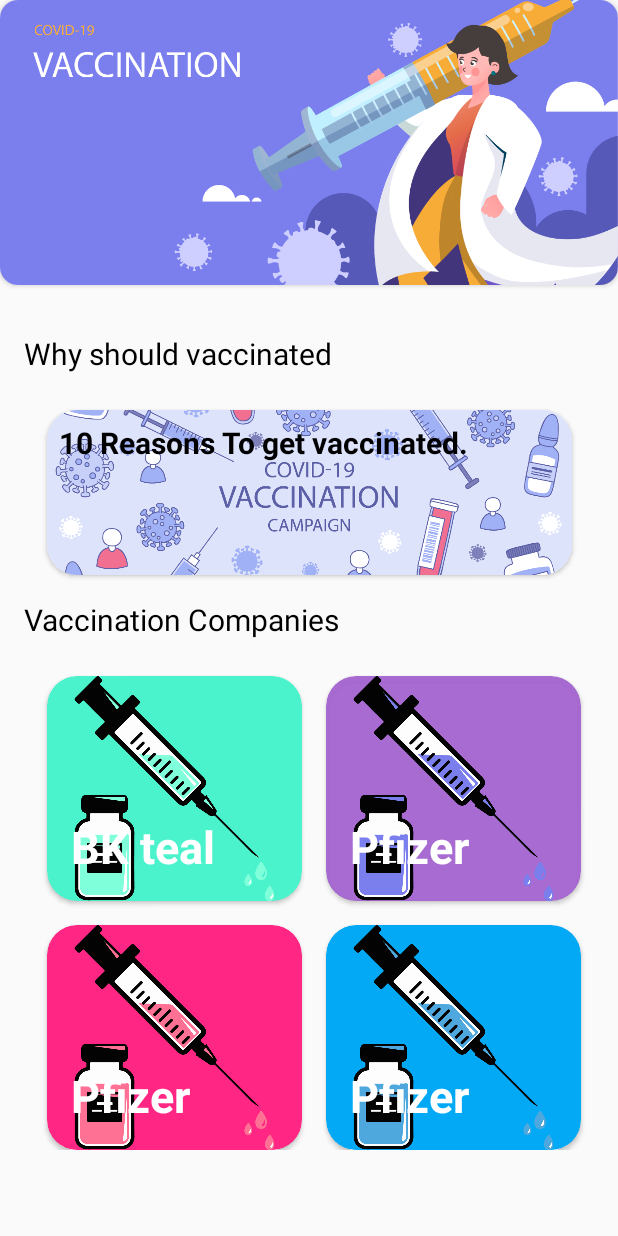
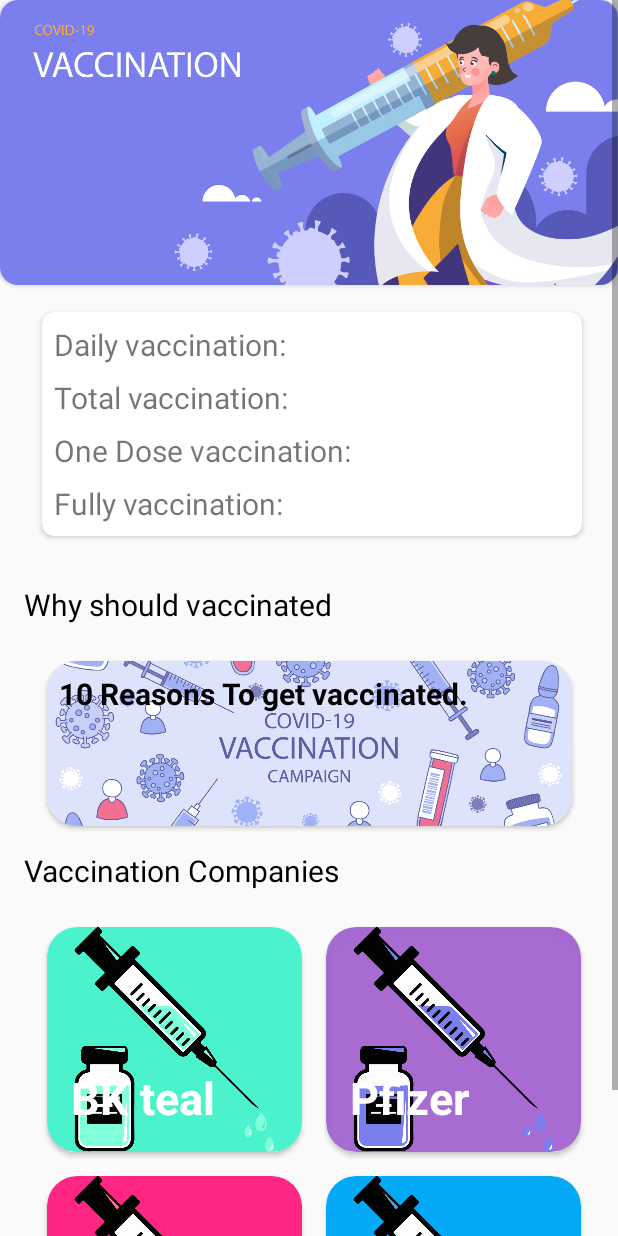
Before and after one commit to wesamnabeel99/covidvax, an Android app: the fragment HomeFragment shown on its own in the app's theme, on a phone screen of 412 x 824 dp. Run offline under Robolectric (Android 15) with nearby library versions, the light colour scheme and no system bars; network calls fail.

Commit message:
Improve Ui

```diff
--- a/app/src/main/java/com/example/covidvax/ui/HomeFragment.kt
+++ b/app/src/main/java/com/example/covidvax/ui/HomeFragment.kt
@@ -18,7 +18,6 @@
     override fun addCallbacks() {
         val world = DataManager.worldStatistics()
         bindDay(world!!)
-
     }
 
 
@@ -30,7 +29,7 @@
      */
     private fun bindDay (day:VaccineData) {
         binding?.apply {
-//            fullyVaccinated.text = day.totalPeopleVaccinated.toString() + "\n" + day.oneDoseVaccinated.toString() + "\n" + day.twoDoseVaccinated.toString()
+
 
         }
     }
--- a/app/src/main/res/layout/fragment_data.xml
+++ b/app/src/main/res/layout/fragment_data.xml
@@ -6,7 +6,7 @@
     android:layout_height="match_parent">
 
     <TextView
-        android:id="@+id/textView"
+        android:id="@+id/reasons_to_vaccinate_txtview"
         android:layout_width="wrap_content"
         android:layout_height="wrap_content"
         android:fontFamily="@font/tajawalbold"
@@ -21,9 +21,9 @@
         android:layout_width="32dp"
         android:layout_height="32dp"
         android:src="@drawable/ic_baseline_keyboard_arrow_right_24"
-        app:layout_constraintBottom_toBottomOf="@+id/textView"
+        app:layout_constraintBottom_toBottomOf="@+id/reasons_to_vaccinate_txtview"
         app:layout_constraintEnd_toEndOf="parent"
-        app:layout_constraintTop_toTopOf="@+id/textView" />
+        app:layout_constraintTop_toTopOf="@+id/reasons_to_vaccinate_txtview" />
 
     <ImageView
         android:id="@+id/imageView3"
@@ -31,9 +31,9 @@
         android:layout_height="32dp"
         android:rotation="180"
         android:src="@drawable/ic_baseline_keyboard_arrow_right_24"
-        app:layout_constraintBottom_toBottomOf="@+id/textView"
+        app:layout_constraintBottom_toBottomOf="@+id/reasons_to_vaccinate_txtview"
         app:layout_constraintStart_toStartOf="parent"
-        app:layout_constraintTop_toTopOf="@+id/textView" />
+        app:layout_constraintTop_toTopOf="@+id/reasons_to_vaccinate_txtview" />
 
     <TextView
         android:id="@+id/textView2"
@@ -44,7 +44,7 @@
         android:text="Iraq"
         app:layout_constraintEnd_toEndOf="parent"
         app:layout_constraintStart_toStartOf="parent"
-        app:layout_constraintTop_toBottomOf="@+id/textView" />
+        app:layout_constraintTop_toBottomOf="@+id/reasons_to_vaccinate_txtview" />
 
     <ImageView
         android:id="@+id/imageView2"
--- a/app/src/main/res/layout/fragment_home.xml
+++ b/app/src/main/res/layout/fragment_home.xml
@@ -9,17 +9,15 @@
         android:layout_width="match_parent"
         android:layout_height="match_parent"
         android:orientation="vertical">
+
         <androidx.constraintlayout.widget.ConstraintLayout
-
             android:layout_width="match_parent"
             android:layout_height="match_parent"
             android:gravity="center"
-            android:orientation="vertical"
-
-            tools:ignore="MissingConstraints">
+            android:orientation="vertical">
 
             <androidx.cardview.widget.CardView
-                android:id="@+id/textView8"
+                android:id="@+id/home_fragment_first_cardView"
                 android:layout_width="match_parent"
                 android:layout_height="190dp"
                 android:gravity="center"
@@ -29,26 +27,91 @@
                 android:textStyle="bold"
                 app:cardCornerRadius="12dp"
                 app:layout_constraintEnd_toEndOf="parent"
-                app:layout_constraintHorizontal_bias="0.0"
                 app:layout_constraintStart_toStartOf="parent"
                 app:layout_constraintTop_toTopOf="parent">
 
-                <androidx.constraintlayout.widget.ConstraintLayout
-                    android:layout_width="wrap_content"
-                    android:layout_height="wrap_content">
 
                     <ImageView
+                        android:id="@+id/home_fragment_background"
                         android:layout_width="wrap_content"
                         android:layout_height="wrap_content"
                         android:scaleType="centerCrop"
+                        app:layout_constraintEnd_toEndOf="parent"
+                        app:layout_constraintHorizontal_bias="0.0"
+                        app:layout_constraintStart_toStartOf="parent"
+                        app:layout_constraintTop_toTopOf="parent"
                         app:srcCompat="@drawable/vaccination_background" />
+            </androidx.cardview.widget.CardView>
 
+            <androidx.cardview.widget.CardView
+                android:id="@+id/data_view"
+                android:layout_width="match_parent"
+                android:layout_height="wrap_content"
+                android:layout_marginStart="28dp"
+                android:layout_marginTop="18dp"
+                android:layout_marginEnd="24dp"
+                app:cardCornerRadius="8dp"
+                android:padding="16dp"
+                app:layout_constraintEnd_toEndOf="parent"
+                app:layout_constraintStart_toStartOf="@id/reasons_to_vaccinate"
+                app:layout_constraintTop_toBottomOf="@id/home_fragment_first_cardView">
+
+                <androidx.constraintlayout.widget.ConstraintLayout
+                    android:layout_width="match_parent"
+                    android:layout_height="wrap_content"
+                    android:padding="8dp">
+
+                    <TextView
+                        android:id="@+id/first_data_view"
+                        android:layout_width="match_parent"
+                        android:layout_height="wrap_content"
+                        android:textSize="20sp"
+                        android:text="Daily vaccination: "
+                        app:layout_constraintTop_toTopOf="parent"
+                        app:layout_constraintStart_toStartOf="parent"
+                        app:layout_constraintEnd_toEndOf="parent"
+                        />
+
+                    <TextView
+                        android:id="@+id/second_data_view"
+                        android:layout_width="match_parent"
+                        android:layout_height="wrap_content"
+                        android:textSize="20sp"
+                        android:text="Total vaccination: "
+                        android:layout_marginTop="8dp"
+                        app:layout_constraintTop_toBottomOf="@id/first_data_view"
+                        app:layout_constraintStart_toStartOf="parent"
+                        app:layout_constraintEnd_toEndOf="parent"
+                        />
+
+                    <TextView
+                        android:id="@+id/third_data_view"
+                        android:layout_width="match_parent"
+                        android:layout_height="wrap_content"
+                        android:textSize="20sp"
+                        android:text="One Dose vaccination: "
+                        android:layout_marginTop="8dp"
+                        app:layout_constraintTop_toBottomOf="@id/second_data_view"
+                        app:layout_constraintStart_toStartOf="parent"
+                        app:layout_constraintEnd_toEndOf="parent"
+                        />
+                    <TextView
+                        android:id="@+id/forth_data_view"
+                        android:layout_width="match_parent"
+                        android:layout_height="wrap_content"
+                        android:textSize="20sp"
+                        android:text="Fully vaccination: "
+                        android:layout_marginTop="8dp"
+                        app:layout_constraintTop_toBottomOf="@id/third_data_view"
+                        app:layout_constraintStart_toStartOf="parent"
+                        app:layout_constraintEnd_toEndOf="parent"
+                        />
                 </androidx.constraintlayout.widget.ConstraintLayout>
 
             </androidx.cardview.widget.CardView>
 
             <TextView
-                android:id="@+id/textView"
+                android:id="@+id/reasons_to_vaccinate_txtview"
                 android:layout_width="match_parent"
                 android:layout_height="wrap_content"
                 android:layout_marginStart="16dp"
@@ -56,19 +119,19 @@
                 android:text="Why should vaccinated"
                 android:textColor="@color/black"
                 android:textSize="20sp"
-                app:layout_constraintStart_toStartOf="@+id/textView8"
-                app:layout_constraintTop_toBottomOf="@+id/textView8" />
+                app:layout_constraintStart_toStartOf="@+id/home_fragment_first_cardView"
+                app:layout_constraintTop_toBottomOf="@+id/data_view" />
 
             <androidx.cardview.widget.CardView
-                android:id="@+id/cardView1"
+                android:id="@+id/reasons_to_vaccinate"
                 android:layout_width="350dp"
                 android:layout_height="110dp"
                 android:layout_marginTop="24dp"
                 android:layout_marginEnd="16dp"
                 app:cardCornerRadius="20dp"
                 app:layout_constraintEnd_toEndOf="parent"
-                app:layout_constraintStart_toStartOf="@+id/textView"
-                app:layout_constraintTop_toBottomOf="@+id/textView">
+                app:layout_constraintStart_toStartOf="@+id/reasons_to_vaccinate_txtview"
+                app:layout_constraintTop_toBottomOf="@+id/reasons_to_vaccinate_txtview">
 
                 <androidx.constraintlayout.widget.ConstraintLayout
                     android:layout_width="match_parent"
@@ -79,7 +142,6 @@
                         android:layout_height="match_parent"
                         android:scaleType="centerCrop"
                         app:srcCompat="@drawable/reasons_to_get_vaccinate"
-
                         app:layout_constraintBottom_toBottomOf="parent"
                         app:layout_constraintEnd_toEndOf="parent"
                         app:layout_constraintStart_toStartOf="parent"
@@ -110,8 +172,8 @@
                 android:text="Vaccination Companies"
                 android:textColor="@color/black"
                 android:textSize="20sp"
-                app:layout_constraintStart_toStartOf="@+id/cardView1"
-                app:layout_constraintTop_toBottomOf="@+id/cardView1" />
+                app:layout_constraintStart_toStartOf="@+id/reasons_to_vaccinate"
+                app:layout_constraintTop_toBottomOf="@+id/reasons_to_vaccinate" />
 
             <androidx.cardview.widget.CardView
                 android:id="@+id/cardView4"
@@ -120,7 +182,7 @@
                 android:layout_marginTop="24dp"
                 app:cardBackgroundColor="#4AF3CB"
                 app:cardCornerRadius="20dp"
-                app:layout_constraintStart_toStartOf="@+id/cardView1"
+                app:layout_constraintStart_toStartOf="@+id/reasons_to_vaccinate"
                 app:layout_constraintTop_toBottomOf="@+id/textView2">
 
                 <androidx.constraintlayout.widget.ConstraintLayout
@@ -232,7 +294,6 @@
                         android:textStyle="bold"
                         app:layout_constraintBottom_toBottomOf="parent"
                         app:layout_constraintStart_toStartOf="parent" />
-
                 </androidx.constraintlayout.widget.ConstraintLayout>
 
             </androidx.cardview.widget.CardView>
@@ -276,7 +337,6 @@
                 </androidx.constraintlayout.widget.ConstraintLayout>
             </androidx.cardview.widget.CardView>
         </androidx.constraintlayout.widget.ConstraintLayout>
-
     </ScrollView>
 
 </androidx.constraintlayout.widget.ConstraintLayout>
--- a/app/src/main/res/layout/fragment_search.xml
+++ b/app/src/main/res/layout/fragment_search.xml
@@ -17,7 +17,7 @@
             android:orientation="vertical">
 
             <androidx.cardview.widget.CardView
-                android:id="@+id/textView8"
+                android:id="@+id/home_fragment_first_cardView"
                 android:layout_width="match_parent"
                 android:layout_height="210dp"
                 android:layout_marginBottom="16dp"
@@ -93,7 +93,7 @@
             </androidx.cardview.widget.CardView>
 
             <TextView
-                android:id="@+id/textView"
+                android:id="@+id/reasons_to_vaccinate_txtview"
                 android:layout_width="match_parent"
                 android:layout_height="wrap_content"
                 android:layout_marginStart="16dp"
@@ -102,8 +102,8 @@
                 android:textStyle="bold"
                 android:textColor="@color/black"
                 android:textSize="20sp"
-                app:layout_constraintStart_toStartOf="@+id/textView8"
-                app:layout_constraintTop_toBottomOf="@+id/textView8" />
+                app:layout_constraintStart_toStartOf="@+id/home_fragment_first_cardView"
+                app:layout_constraintTop_toBottomOf="@+id/home_fragment_first_cardView" />
 
             <androidx.cardview.widget.CardView
                 android:id="@+id/cardView4"
@@ -112,8 +112,8 @@
                 android:layout_marginTop="32dp"
 
                 app:cardCornerRadius="20dp"
-                app:layout_constraintStart_toStartOf="@+id/textView"
-                app:layout_constraintTop_toBottomOf="@+id/textView">
+                app:layout_constraintStart_toStartOf="@+id/reasons_to_vaccinate_txtview"
+                app:layout_constraintTop_toBottomOf="@+id/reasons_to_vaccinate_txtview">
 
                 <androidx.constraintlayout.widget.ConstraintLayout
                     android:layout_width="match_parent"
@@ -231,7 +231,7 @@
                 android:textColor="@color/black"
                 android:textSize="20sp"
                 android:textStyle="bold"
-                app:layout_constraintStart_toStartOf="@+id/textView"
+                app:layout_constraintStart_toStartOf="@+id/reasons_to_vaccinate_txtview"
                 app:layout_constraintTop_toBottomOf="@+id/cardView6" />
 
             <androidx.cardview.widget.CardView
@@ -290,8 +290,8 @@
                 android:layout_width="wrap_content"
                 android:layout_height="wrap_content"
                 android:text="last update on :"
-                app:layout_constraintStart_toStartOf="@+id/textView"
-                app:layout_constraintTop_toBottomOf="@+id/textView" />
+                app:layout_constraintStart_toStartOf="@+id/reasons_to_vaccinate_txtview"
+                app:layout_constraintTop_toBottomOf="@+id/reasons_to_vaccinate_txtview" />
         </androidx.constraintlayout.widget.ConstraintLayout>
 
     </ScrollView>
```
